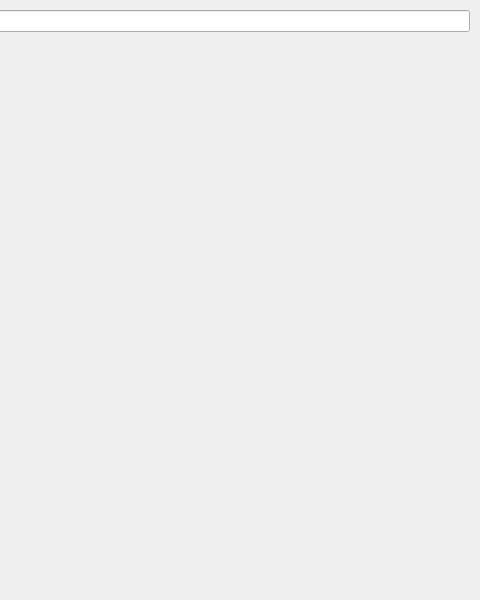
Before: the Qt Designer form src/gui/MainWindow.ui in Blaadick/BlaadPapers, drawn with Qt 5; both pictures show x 320 to 800 and y 0 to 600 of the 800 by 600 pixel window.
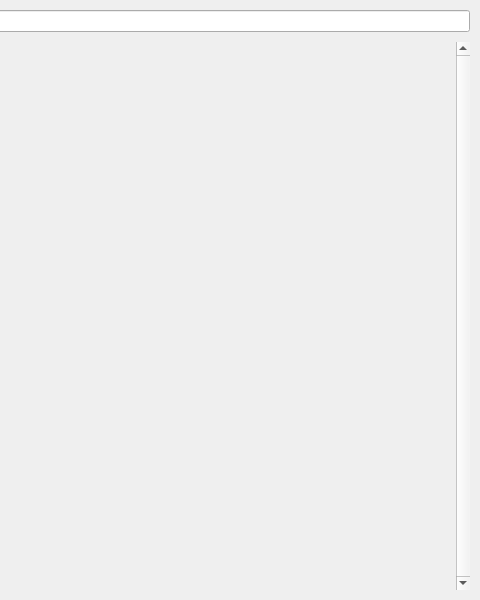
After: the same form once the commit is applied.

```diff
--- a/src/gui/MainWindow.ui
+++ b/src/gui/MainWindow.ui
@@ -65,6 +65,12 @@
       <property name="frameShape">
        <enum>QFrame::Shape::NoFrame</enum>
       </property>
+      <property name="verticalScrollBarPolicy">
+       <enum>Qt::ScrollBarPolicy::ScrollBarAlwaysOn</enum>
+      </property>
+      <property name="horizontalScrollBarPolicy">
+       <enum>Qt::ScrollBarPolicy::ScrollBarAlwaysOff</enum>
+      </property>
       <property name="widgetResizable">
        <bool>true</bool>
       </property>
```
Left out of the diff: 24 changed lines with no effect on the pictures.
